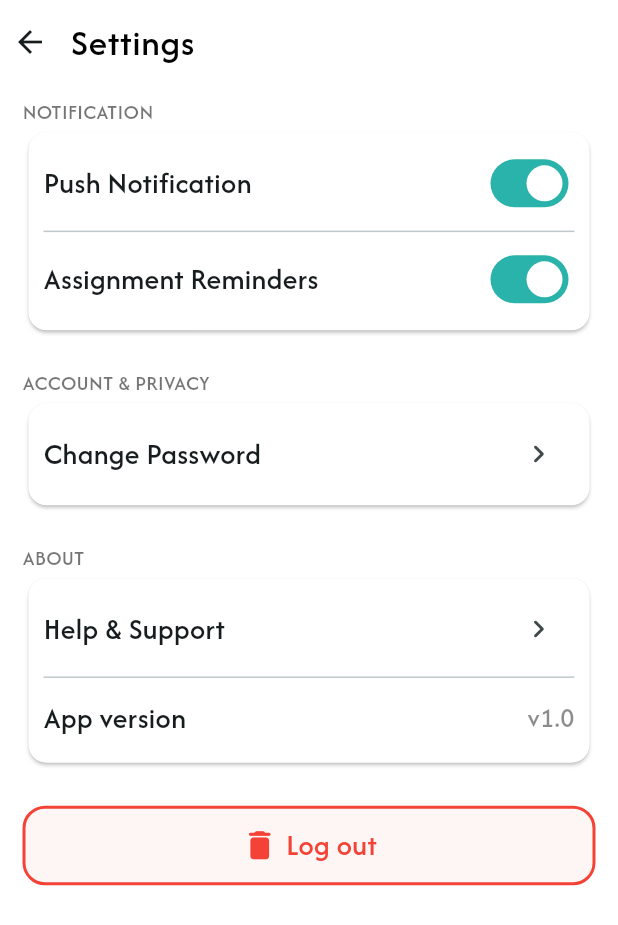
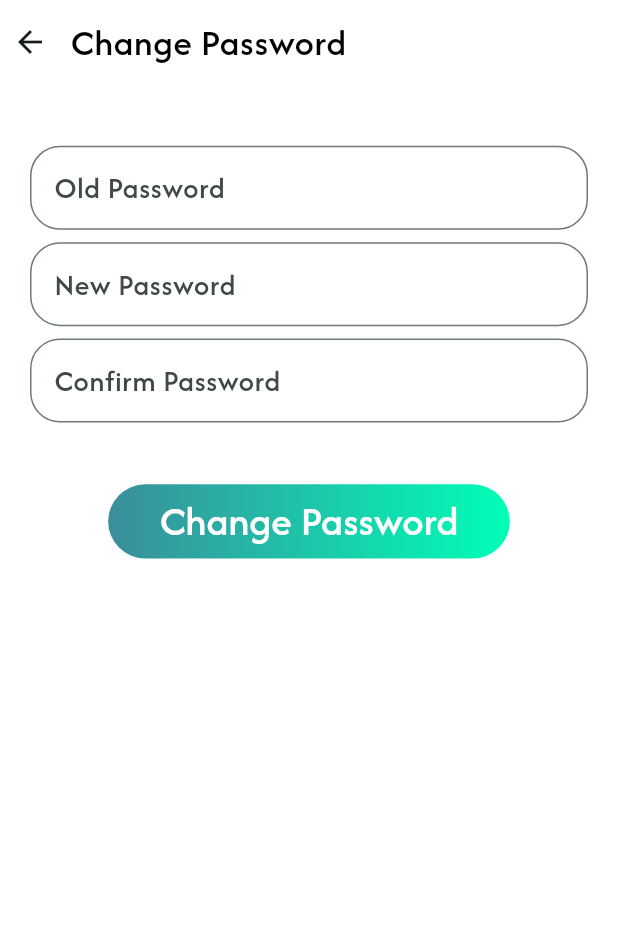
Before and after one commit to hamster336/digital_classroom, a Flutter app: the Settings screen opened directly, after a tap on the "chevron right" icon, on a phone screen of 412 x 824 dp. Shown: the top 925 px of the screen. Run offline on Flutter 3.47's test engine with Material 3 defaults, Android fonts, the phone set to English and light mode, and no system bars; our stand-ins replace bloc, flutter_bloc, supabase, supabase_flutter; accounts and stored records are empty.

Commit message:
Proper login and Change Password

```diff
--- /dev/null
+++ b/mobile_app/devtools_options.yaml
@@ -0,0 +1,3 @@
+description: This file stores settings for Dart & Flutter DevTools.
+documentation: https://docs.flutter.dev/tools/devtools/extensions#configure-extension-enablement-states
+extensions:
--- a/mobile_app/lib/auth/bloc/auth_event.dart
+++ b/mobile_app/lib/auth/bloc/auth_event.dart
@@ -10,4 +10,16 @@ final class LoginRequested extends AuthEvent {
   LoginRequested({required this.email, required this.password});
 }
 
+final class ChangePassword extends AuthEvent {
+  final String oldPassword;
+  final String newPassword;
+  final String confirmPassword;
+
+  ChangePassword({
+    required this.oldPassword,
+    required this.newPassword,
+    required this.confirmPassword,
+  });
+}
+
 final class LogoutRequested extends AuthEvent {}
--- a/mobile_app/lib/auth/bloc/auth_state.dart
+++ b/mobile_app/lib/auth/bloc/auth_state.dart
@@ -1,8 +1,6 @@
 part of 'auth_bloc.dart';
 
 sealed class AuthState {}
-
-final class AuthInitial extends AuthState {}
 
 final class AuthLoading extends AuthState {}
 
@@ -17,3 +15,5 @@ final class AuthFailure extends AuthState {
   final String message;
   AuthFailure({required this.message});
 }
+
+final class PasswordChangeSuccess extends AuthState {}
--- /dev/null
+++ b/mobile_app/lib/auth/view/change_password_screen.dart
@@ -0,0 +1,124 @@
+import 'package:flutter/material.dart';
+import 'package:flutter_bloc/flutter_bloc.dart';
+import 'package:mobile_app/auth/bloc/auth_bloc.dart';
+import 'package:mobile_app/shared/custom_widgets.dart';
+
+class ChangePasswordScreen extends StatefulWidget {
+  const ChangePasswordScreen({super.key});
+
+  @override
+  State<ChangePasswordScreen> createState() => _ChangePasswordScreenState();
+}
+
+class _ChangePasswordScreenState extends State<ChangePasswordScreen> {
+  final oldPswController = TextEditingController();
+  final newPswController = TextEditingController();
+  final confirmPswController = TextEditingController();
+  BuildContext? dialogContext;
+
+  @override
+  void dispose() {
+    oldPswController.dispose();
+    newPswController.dispose();
+    confirmPswController.dispose();
+    super.dispose();
+  }
+
+  @override
+  Widget build(BuildContext context) {
+    final size = MediaQuery.of(context).size;
+
+    return Scaffold(
+      backgroundColor: Colors.white,
+      appBar: AppBar(title: const Text('Change Password')),
+      body: Padding(
+        padding: const EdgeInsetsGeometry.symmetric(horizontal: 20),
+        child: BlocListener<AuthBloc, AuthState>(
+          listener: (context, state) {
+            if (dialogContext != null && Navigator.canPop(dialogContext!)) {
+              Navigator.pop(dialogContext!);
+              dialogContext = null;
+            }
+
+            if (state is AuthFailure) {
+              CustomWidgets.customAltertBox(context, state.message, () {});
+            }
+
+            if (state is PasswordChangeSuccess) {
+              CustomWidgets.customAltertBox(
+                context,
+                'Password changed successfully.',
+                () => Navigator.pop(context),
+              );
+            }
+          },
+          child: SingleChildScrollView(
+            child: Column(
+              mainAxisSize: .min,
+              children: [
+                SizedBox(height: size.height * 0.05),
+
+                CustomWidgets.customTextField(
+                  controller: oldPswController,
+                  label: 'Old Password',
+                  obscureText: false,
+                ),
+                SizedBox(height: size.height * 0.01),
+                CustomWidgets.customTextField(
+                  controller: newPswController,
+                  label: 'New Password',
+                  obscureText: false,
+                ),
+                SizedBox(height: size.height * 0.01),
+                CustomWidgets.customTextField(
+                  controller: confirmPswController,
+                  label: 'Confirm Password',
+                  obscureText: false,
+                ),
+                SizedBox(height: size.height * 0.05),
+
+                CustomWidgets.customButton(
+                  size,
+                  'Change Password',
+                  () async => _change(),
+                ),
+              ],
+            ),
+          ),
+        ),
+      ),
+    );
+  }
+
+  // change password method
+  Future<void> _change() async {
+    final oldPsw = oldPswController.text.trim();
+    final newPsw = newPswController.text.trim();
+    final confirmPsw = confirmPswController.text.trim();
+
+    // show dialog for empty fields
+    if (oldPsw.isEmpty || newPsw.isEmpty || confirmPsw.isEmpty) {
+      CustomWidgets.customAltertBox(context, 'Fields cannot be empty.', () {});
+      return;
+    }
+
+    showDialog(
+      barrierDismissible: false,
+      context: context,
+      builder: (context) {
+        dialogContext = context;
+        return const Center(
+          child: CircularProgressIndicator(color: Color(0xFF2AB3AA)),
+        );
+      },
+    );
+
+    context.read<AuthBloc>().add(
+      ChangePassword(
+        oldPassword: oldPsw,
+        newPassword: newPsw,
+        confirmPassword: confirmPsw,
+      ),
+    );
+  }
+}
--- a/mobile_app/lib/notices/models/notice.dart
+++ b/mobile_app/lib/notices/models/notice.dart
@@ -7,7 +7,6 @@ class Notice {
   final DateTime? scheduledAt;
   final String description;
   final NoticePriority priority;
-  final List<String> seenby;
 
   Notice({
     required this.id,
@@ -16,7 +15,6 @@ class Notice {
     this.scheduledAt,
     required this.description,
     required this.priority,
-    required this.seenby,
   });
 
   factory Notice.fromMap(Map<String, dynamic> map) {
@@ -24,10 +22,11 @@ class Notice {
       id: map['id'],
       title: map['title'],
       publishedAt: DateTime.parse(map['published_at']),
-      scheduledAt: map['scheduled_at'] == null ? null : DateTime.parse(map['scheduled_at']),
+      scheduledAt: map['scheduled_at'] == null
+          ? null
+          : DateTime.parse(map['scheduled_at']),
       description: map['description'],
       priority: getPriority(map['priority']),
-      seenby: List<String>.from(map['seen_by']),
     );
   }
 
--- a/mobile_app/lib/settings/view/settings.dart
+++ b/mobile_app/lib/settings/view/settings.dart
@@ -1,6 +1,7 @@
 import 'package:flutter/material.dart';
 import 'package:flutter_bloc/flutter_bloc.dart';
 import 'package:mobile_app/auth/bloc/auth_bloc.dart';
+import 'package:mobile_app/auth/view/change_password_screen.dart';
 import 'package:mobile_app/shared/custom_widgets.dart';
 
 class Settings extends StatefulWidget {
@@ -89,7 +90,12 @@ class _SettingsState extends State<Settings> {
                     ),
                     child: CustomWidgets.navigateSettings(
                       'Change Password',
-                      () {},
+                      () => Navigator.push(
+                        context,
+                        MaterialPageRoute(
+                          builder: (_) => const ChangePasswordScreen(),
+                        ),
+                      ),
                     ),
                   ),
                 ),
--- a/mobile_app/lib/shared/custom_widgets.dart
+++ b/mobile_app/lib/shared/custom_widgets.dart
@@ -862,7 +862,7 @@ class CustomWidgets {
             onPressed: () {
               Navigator.pop(context);
 
-              if(onTap != null){
+              if (onTap != null) {
                 onTap();
               }
             },
@@ -872,4 +872,33 @@ class CustomWidgets {
       ),
     );
   }
+
+  // custom buttons
+  static Widget customButton(Size size, String text, VoidCallback onTap,) {
+    return Container(
+      width: size.width * 0.65,
+      height: size.height * 0.06,
+      decoration: BoxDecoration(
+        gradient: LinearGradient(
+          colors: <Color>[Color(0xFF3B8D9B), Color(0xFF00FFB7)],
+        ),
+        borderRadius: BorderRadius.all(Radius.circular(30)),
+      ),
+      child: ElevatedButton(
+        onPressed: onTap,
+        style: ElevatedButton.styleFrom(
+          backgroundColor: Colors.transparent,
+          shadowColor: Colors.transparent,
+        ),
+        child:Text(
+          text,
+          style: TextStyle(
+            fontSize: 28,
+            fontWeight: FontWeight.w600,
+            color: Colors.white,
+          ),
+        ),
+      ),
+    );
+  }
 }
--- a/mobile_app/lib/supabase/credentials/supabase.crendentials.dart
+++ b/mobile_app/lib/supabase/credentials/supabase.crendentials.dart
@@ -1,3 +1,5 @@
+// ignore_for_file: constant_identifier_names
+
 import 'package:supabase_flutter/supabase_flutter.dart';
 
 class SupabaseCredentials {
--- a/mobile_app/lib/supabase/services/authetication_services.dart
+++ b/mobile_app/lib/supabase/services/authetication_services.dart
@@ -5,7 +5,10 @@ class AuthenticationServices {
 
   AuthenticationServices({required this.client});
   // login
-  Future<AuthResponse> login({required String email, required String password}) async {
+  Future<AuthResponse> signIn({
+    required String email,
+    required String password,
+  }) async {
     return await client.auth.signInWithPassword(
       email: email,
       password: password,
@@ -17,5 +20,29 @@ class AuthenticationServices {
     await client.auth.signOut();
   }
 
-  User? get currentUser => client.auth.currentUser;
+  // change password
+  Future<void> changePassword({
+    required String oldPassword,
+    required String newPassword,
+  }) async {
+    final email = client.auth.currentUser?.email;
+
+    if (email == null) {
+      throw Exception('Error occured');
+    }
+
+    try {
+      // reauthenticate user
+      final response = await signIn(email: email, password: oldPassword);
+
+      if (response.user == null) {
+        throw Exception('Old password is incorrect');
+      }
+
+      // Update password
+      await client.auth.updateUser(UserAttributes(password: newPassword));
+    } catch (e) {
+      throw Exception('Failed to change password: ${e.toString()}');
+    }
+  }
 }
```
Also changed, not shown: mobile_app/lib/auth/bloc/auth_bloc.dart (+27 -2 lines), mobile_app/lib/auth/repository/auth_repo_impl.dart (+14 -27 lines), mobile_app/lib/auth/view/login_screen.dart (+21 -29 lines), mobile_app/lib/main.dart (+14 -4 lines).
